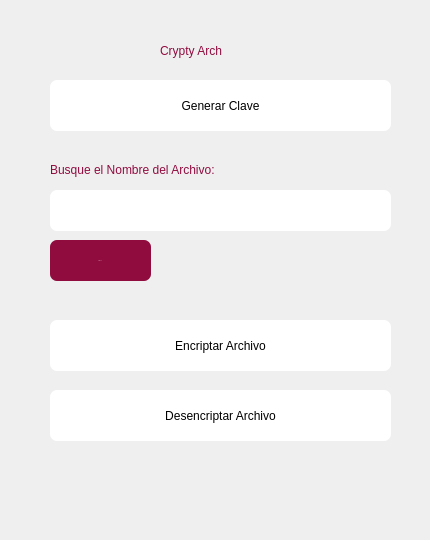
This is crypt.ui in jairvillalobos/Encrypt as Qt 5 draws it before an edit. The edited form follows.
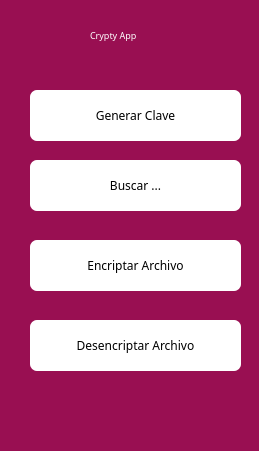
This is the edited form. Icons and pictures are not drawn.

Commit message: add button buscar

What changed in the file:
```diff
--- a/crypt.ui
+++ b/crypt.ui
@@ -6,50 +6,71 @@
    <rect>
     <x>0</x>
     <y>0</y>
-    <width>430</width>
-    <height>540</height>
+    <width>259</width>
+    <height>451</height>
    </rect>
   </property>
-  <property name="minimumSize">
-   <size>
-    <width>430</width>
-    <height>540</height>
-   </size>
-  </property>
-  <property name="maximumSize">
-   <size>
-    <width>430</width>
-    <height>540</height>
-   </size>
-  </property>
-  <property name="sizeIncrement">
-   <size>
-    <width>430</width>
-    <height>540</height>
-   </size>
-  </property>
-  <property name="cursor">
-   <cursorShape>PointingHandCursor</cursorShape>
+  <property name="font">
+   <font>
+    <family>Yu Gothic UI Light</family>
+    <pointsize>7</pointsize>
+   </font>
   </property>
   <property name="windowTitle">
    <string>Form</string>
   </property>
-  <widget class="QPushButton" name="btn_encriptar">
+  <property name="styleSheet">
+   <string notr="true">background-color: rgb(153, 15, 82);</string>
+  </property>
+  <widget class="QPushButton" name="btn_desencriptar">
    <property name="geometry">
     <rect>
-     <x>50</x>
+     <x>30</x>
      <y>320</y>
-     <width>341</width>
+     <width>211</width>
      <height>51</height>
     </rect>
    </property>
    <property name="styleSheet">
     <string notr="true">QPushButton{
+	font-family: 'Acme', sans-serif;
+	font-size:9pt;
 	background-color: #FFFFFF;
+	background-repeat: space;
+	border-radius:7px;
+	
+	background-image: url(:/icons/key.svg);
+	}
+QPushButton:hover{
+	background-color:rgb(0, 0, 0);
+	color:white
+}</string>
+   </property>
+   <property name="text">
+    <string>Desencriptar Archivo</string>
+   </property>
+  </widget>
+  <widget class="QPushButton" name="btn_encriptar">
+   <property name="geometry">
+    <rect>
+     <x>30</x>
+     <y>240</y>
+     <width>211</width>
+     <height>51</height>
+    </rect>
+   </property>
+   <property name="cursor">
+    <cursorShape>PointingHandCursor</cursorShape>
+   </property>
+   <property name="styleSheet">
+    <string notr="true">QPushButton{
+	font-family: 'Acme', sans-serif;
+	font-size:9pt;
+	background-color: #FFFFFF;
+	background-repeat: space;
+	border-radius:7px;
+	
 	background-image: url(:/icons/lock.svg);
-	font: 19px &quot;Nimbus Mono L&quot;;
-	background-repeat: space;
-	border-radius:7px;
 	}
 
 QPushButton:hover{
@@ -63,9 +84,9 @@
   <widget class="QPushButton" name="btn_genera_clave">
    <property name="geometry">
     <rect>
-     <x>50</x>
-     <y>80</y>
-     <width>341</width>
+     <x>30</x>
+     <y>90</y>
+     <width>211</width>
      <height>51</height>
     </rect>
    </property>
@@ -74,11 +95,13 @@
    </property>
    <property name="styleSheet">
     <string notr="true">QPushButton{
+	font-family: 'Acme', sans-serif;
+	font-size:9pt;
 	background-color: #FFFFFF;
-	background-image: url(:/icons/refresh-cw.svg);
-	font: 19px &quot;Nimbus Mono L&quot;;
 	background-repeat: space;
 	border-radius:7px;
+background-image: url(:/icons/refresh-cw.svg);
+	
 	}
 
 QPushButton:hover{
@@ -90,117 +113,49 @@
     <string>Generar Clave</string>
    </property>
   </widget>
-  <widget class="QPushButton" name="btn_desencriptar">
-   <property name="geometry">
-    <rect>
-     <x>50</x>
-     <y>390</y>
-     <width>341</width>
-     <height>51</height>
-    </rect>
-   </property>
-   <property name="cursor">
-    <cursorShape>PointingHandCursor</cursorShape>
-   </property>
-   <property name="styleSheet">
-    <string notr="true">QPushButton{
-	background-color: #FFFFFF;
-	background-image: url(:/icons/unlock.svg);
-	font: 19px &quot;Nimbus Mono L&quot;;
-	background-repeat: space;
-	border-radius:7px;
-	}
-
-QPushButton:hover{
-	background-color: rgb(249, 185, 196);
-}
-	</string>
-   </property>
-   <property name="text">
-    <string>Desencriptar Archivo</string>
-   </property>
-  </widget>
-  <widget class="QLabel" name="titulo">
-   <property name="geometry">
-    <rect>
-     <x>160</x>
-     <y>30</y>
-     <width>111</width>
-     <height>41</height>
-    </rect>
-   </property>
-   <property name="styleSheet">
-    <string notr="true">font: 19px bold &quot;Nimbus Mono L&quot;;
-color: #900C3F;
-</string>
-   </property>
-   <property name="text">
-    <string>Crypty Arch</string>
-   </property>
-  </widget>
-  <widget class="QPushButton" name="btn_buscar">
-   <property name="geometry">
-    <rect>
-     <x>50</x>
-     <y>240</y>
-     <width>101</width>
-     <height>41</height>
-    </rect>
-   </property>
-   <property name="font">
-    <font>
-     <family>Nimbus Mono L</family>
-     <pointsize>-1</pointsize>
-     <weight>50</weight>
-     <italic>false</italic>
-     <bold>false</bold>
-    </font>
-   </property>
-   <property name="styleSheet">
-    <string notr="true">QPushButton{
-	border-radius:7px; 
-	color:white;
-	background-color: #900C3F;
-	font: 20px &quot;Nimbus Mono L&quot;;
-}</string>
-   </property>
-   <property name="text">
-    <string>Buscar </string>
-   </property>
-  </widget>
-  <widget class="QLineEdit" name="lineEdit">
-   <property name="geometry">
-    <rect>
-     <x>50</x>
-     <y>190</y>
-     <width>341</width>
-     <height>41</height>
-    </rect>
-   </property>
-   <property name="styleSheet">
-    <string notr="true">QLineEdit{
-	background-color: #FFFFFF;
-	font: 17px &quot;Nimbus Mono L&quot;;
-	background-repeat: space;
-	border-radius:7px;
-}</string>
-   </property>
-  </widget>
   <widget class="QLabel" name="label">
    <property name="geometry">
     <rect>
-     <x>50</x>
+     <x>90</x>
+     <y>20</y>
+     <width>101</width>
+     <height>31</height>
+    </rect>
+   </property>
+   <property name="styleSheet">
+    <string notr="true">color: rgb(255, 255, 255);
+font: 14pt &quot;MS Shell Dlg 2&quot;;</string>
+   </property>
+   <property name="text">
+    <string>Crypty App</string>
+   </property>
+  </widget>
+  <widget class="QPushButton" name="btn_buscar_archivo">
+   <property name="geometry">
+    <rect>
+     <x>30</x>
      <y>160</y>
-     <width>251</width>
-     <height>20</height>
+     <width>211</width>
+     <height>51</height>
     </rect>
    </property>
    <property name="styleSheet">
-    <string notr="true">font: 14px &quot;Nimbus Mono L&quot; bold;
-color:#900C3F;</string>
+    <string notr="true">QPushButton{
+	font-family: 'Acme', sans-serif;
+	font-size:9pt;
+	background-color: #FFFFFF;
+	background-repeat: space;
+	border-radius:7px;
+	}
+
+QPushButton:hover{
+	background-color:rgb(0, 0, 0);
+	color:white
+}
+	</string>
    </property>
    <property name="text">
-    <string>Busque el Nombre del Archivo:</string>
+    <string>Buscar ...</string>
    </property>
   </widget>
   <zorder>lineEdit</zorder>
```
Left out of the diff: 29 changed lines with no effect on the pictures. The commit also changes 8 other files.
